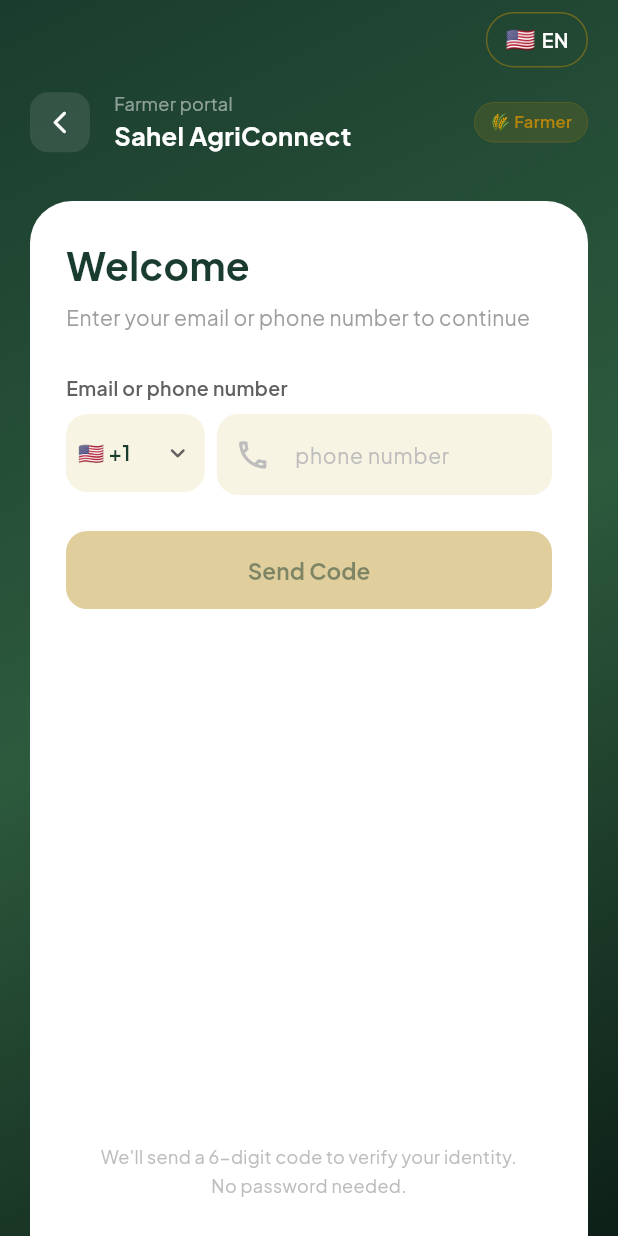
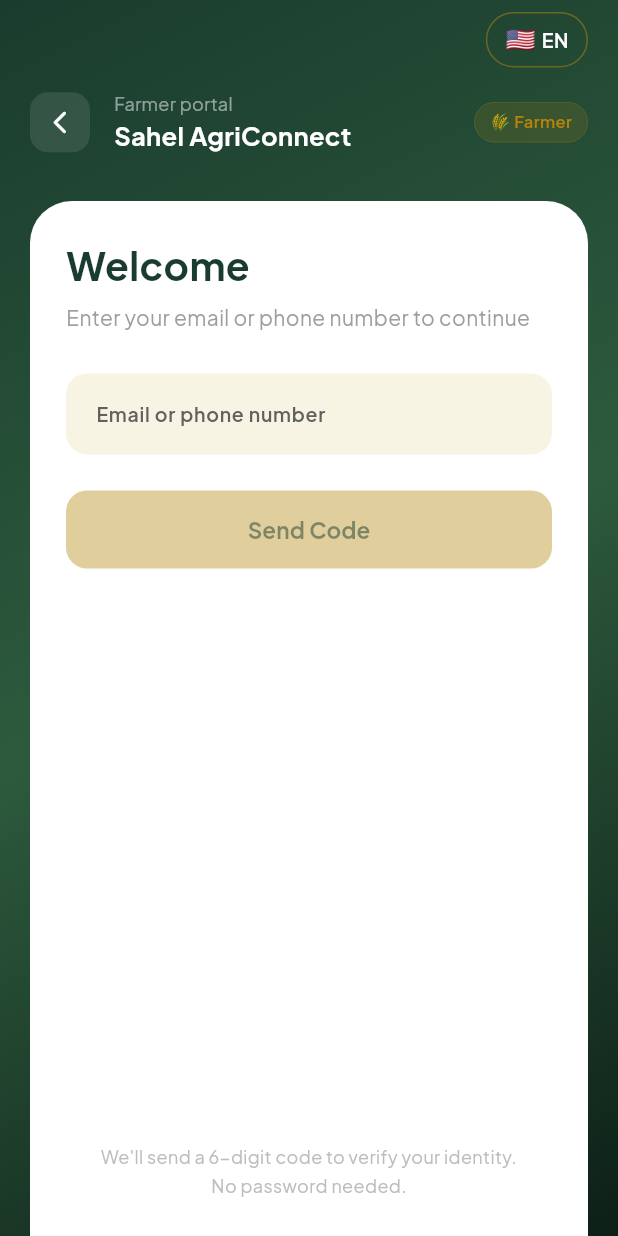
Before and after one commit to DjiguiCorp/sahel-agriconnect, a Flutter app: the FarmerAuthScreen screen opened by its route, on a phone screen of 412 x 824 dp. Run offline on Flutter 3.47's test engine with Material 3 defaults, Android fonts, the phone set to English and light mode, and no system bars; our stand-ins replace connectivity_plus, dio, firebase_core, firebase_messaging, flutter_animate, flutter_local_notifications and 8 more; accounts and stored records are empty.

Commit message:
fix: unified email/phone input field on login and farmer auth screens
Co-authored-by: Cursor <cursoragent@cursor.com>

```diff
--- a/flutter-app/lib/screens/auth/farmer_auth_screen.dart
+++ b/flutter-app/lib/screens/auth/farmer_auth_screen.dart
@@ -24,7 +24,7 @@ class FarmerAuthScreen extends StatefulWidget {
 class _FarmerAuthScreenState extends State<FarmerAuthScreen> {
   FarmerAuthStep _step = FarmerAuthStep.identity;
 
-  final _emailCtrl = TextEditingController();
+  final _contactController = TextEditingController();
 
   final List<TextEditingController> _otpCtrl =
       List.generate(6, (_) => TextEditingController());
@@ -39,12 +39,14 @@ class _FarmerAuthScreenState extends State<FarmerAuthScreen> {
   bool _loading = false;
   String _error = '';
   String _countryPrefix = '+223';
-  String _selectedPhoneCountryCode = 'ML';
   String? _verificationId;
   String? _accountStatusMessage;
 
   Timer? _resendTimer;
   int _resendSeconds = 45;
+
+  TextInputType _keyboardType = TextInputType.emailAddress;
+  bool _isEmail = false;
 
   String _savedEmail = '';
   String _savedName = '';
@@ -78,7 +80,7 @@ class _FarmerAuthScreenState extends State<FarmerAuthScreen> {
   @override
   void initState() {
     super.initState();
-    _emailCtrl.addListener(_onContactChanged);
+    _contactController.addListener(_onContactChanged);
     _detectCountry();
     _checkSavedSession();
   }
@@ -91,22 +93,13 @@ class _FarmerAuthScreenState extends State<FarmerAuthScreen> {
           ? phonePrefixForCountryCode(countryCode)
           : phonePrefixForCountryCode('ML');
       setState(() {
-        _selectedPhoneCountryCode = option.countryCode;
         _countryPrefix = option.prefix;
       });
     } catch (_) {
       setState(() {
-        _selectedPhoneCountryCode = 'ML';
         _countryPrefix = '+223';
       });
     }
-  }
-
-  void _onPhonePrefixChanged(PhonePrefixOption option) {
-    setState(() {
-      _selectedPhoneCountryCode = option.countryCode;
-      _countryPrefix = option.prefix;
-    });
   }
 
   void _onContactChanged() {
@@ -128,21 +121,30 @@ class _FarmerAuthScreenState extends State<FarmerAuthScreen> {
       _savedName = name ?? '';
       _checkingSession = false;
       if (_savedEmail.isNotEmpty) {
-        _emailCtrl.text = _savedEmail;
+        _contactController.text = _savedEmail;
+        _isEmail = _savedEmail.contains('@');
+        _keyboardType = _isEmail
+            ? TextInputType.emailAddress
+            : TextInputType.phone;
       }
     });
   }
 
-  bool get _inputValid {
-    if (_contact.isEmpty) return false;
-    return _contactIsEmail ? _isValidEmail(_contact) : _isValidPhone(_contact);
+  bool get _isValidContact {
+    final value = _contactController.text.trim();
+    if (value.isEmpty) return false;
+    if (value.contains('@')) {
+      return RegExp(r'^[^@]+@[^@]+\.[^@]+$').hasMatch(value);
+    }
+    final digits = value.replaceAll(RegExp(r'[\s\-\(\)]'), '');
+    return digits.length >= 6 && digits.length <= 15;
   }
 
   @override
   void dispose() {
     _resendTimer?.cancel();
-    _emailCtrl.removeListener(_onContactChanged);
-    _emailCtrl.dispose();
+    _contactController.removeListener(_onContactChanged);
+    _contactController.dispose();
     for (final c in _otpCtrl) {
       c.dispose();
     }
@@ -156,20 +158,9 @@ class _FarmerAuthScreenState extends State<FarmerAuthScreen> {
 
   String get _otpCode => _otpCtrl.map((c) => c.text).join();
 
-  String get _contact => _emailCtrl.text.trim();
+  String get _contact => _contactController.text.trim();
 
   bool get _contactIsEmail => _contact.contains('@');
-
-  bool _isValidEmail(String value) {
-    return RegExp(r'^[^\s@]+@[^\s@]+\.[^\s@]+$').hasMatch(value.trim());
-  }
-
-  bool _isValidPhone(String value) {
-    final normalized = value.replaceAll(RegExp(r'[\s\-().]'), '');
-    if (!normalized.startsWith('+')) return false;
-    final digits = normalized.substring(1);
-    return RegExp(r'^\d{8,15}$').hasMatch(digits);
-  }
 
   String _maskedDestination(String contact) {
     if (_contactIsEmail) {
@@ -230,14 +221,14 @@ class _FarmerAuthScreenState extends State<FarmerAuthScreen> {
   }
 
   Future<Map<String, dynamic>> _sendOtpApi() async {
-    final isEmail = _contact.contains('@');
-    final formattedContact = isEmail
-        ? _contact
-        : '$_countryPrefix${_contact.replaceAll(RegExp(r'^\+'), '')}';
+    final contact = _contactController.text.trim();
+    final formattedContact = contact.contains('@')
+        ? contact
+        : '$_countryPrefix${contact.replaceAll(RegExp(r'^0+'), '')}';
     final body = <String, dynamic>{
       'purpose': 'login',
-      if (isEmail) 'email': formattedContact.toLowerCase(),
-      if (!isEmail) 'phone': formattedContact,
+      if (contact.contains('@')) 'email': formattedContact.toLowerCase(),
+      if (!contact.contains('@')) 'phone': formattedContact,
     };
     try {
       final res = await ApiService.post('/api/auth/send-otp', body);
@@ -326,7 +317,7 @@ class _FarmerAuthScreenState extends State<FarmerAuthScreen> {
 
   Future<void> _sendCode() async {
     final lp = context.read<LanguageProvider>();
-    if (!_inputValid) {
+    if (!_isValidContact) {
       setState(() => _error = lp.t(
             'Please enter a valid email or phone number',
             'Veuillez entrer un email ou un numéro de téléphone valide',
@@ -854,7 +845,9 @@ class _FarmerAuthScreenState extends State<FarmerAuthScreen> {
             onPressed: () => setState(() {
               _savedName = '';
               _savedEmail = '';
-              _emailCtrl.clear();
+              _contactController.clear();
+              _isEmail = false;
+              _keyboardType = TextInputType.emailAddress;
             }),
             style: TextButton.styleFrom(
               padding: EdgeInsets.zero,
@@ -888,31 +881,33 @@ class _FarmerAuthScreenState extends State<FarmerAuthScreen> {
           ),
         ],
         const SizedBox(height: 28),
-        Text(
-          lp.t('Email or phone number', 'Email ou numéro de téléphone'),
-          style: TextStyle(
+        ValueListenableBuilder<TextEditingValue>(
+          valueListenable: _contactController,
+          builder: (context, value, _) {
+            return TextFormField(
+              controller: _contactController,
+              keyboardType: _keyboardType,
+              autocorrect: false,
+              enableSuggestions: false,
+              style: const TextStyle(fontSize: 15, color: Color(0xFF1a3c2e)),
+              textInputAction: TextInputAction.done,
+              onFieldSubmitted: (_) {
+                if (_isValidContact && !_loading) _sendCode();
+              },
+              decoration: InputDecoration(
+                hintText: _isEmail
+                    ? lp.t('email@example.com', 'email@exemple.com')
+                    : '$_countryPrefix  •  ${lp.t('phone number', 'numéro de téléphone')}',
+                labelText: lp.t(
+                  'Email or phone number',
+                  'Email ou numéro de téléphone',
+                ),
+                hintStyle: TextStyle(color: Colors.grey[400], fontSize: 14),
+                labelStyle: TextStyle(
+                  color: Colors.grey[700],
                   fontSize: 13,
                   fontWeight: FontWeight.w600,
-            color: Colors.grey[700],
                 ),
-        ),
-        const SizedBox(height: 8),
-        ValueListenableBuilder<TextEditingValue>(
-          valueListenable: _emailCtrl,
-          builder: (context, value, _) {
-            final isEmail = value.text.contains('@');
-            if (isEmail) {
-              return TextField(
-                controller: _emailCtrl,
-                keyboardType: TextInputType.emailAddress,
-                textInputAction: TextInputAction.done,
-                onSubmitted: (_) {
-                  if (_inputValid && !_loading) _sendCode();
-                },
-                style: const TextStyle(fontSize: 15, color: Color(0xFF1a3c2e)),
-                decoration: InputDecoration(
-                  hintText: lp.t('your@email.com', 'votre@email.com'),
-                  hintStyle: TextStyle(color: Colors.grey[400], fontSize: 14),
                 filled: true,
                 fillColor: const Color(0xFFF8F4E3),
                 border: OutlineInputBorder(
@@ -926,65 +921,31 @@ class _FarmerAuthScreenState extends State<FarmerAuthScreen> {
                     width: 1.5,
                   ),
                 ),
-                  prefixIcon: Icon(
-                    Icons.alternate_email_rounded,
-                    color: Colors.grey[400],
-                  ),
+                suffixIcon: value.text.isNotEmpty
+                    ? IconButton(
+                        icon: const Icon(Icons.clear, color: Colors.white54),
+                        onPressed: () {
+                          _contactController.clear();
+                          setState(() {
+                            _isEmail = false;
+                            _keyboardType = TextInputType.emailAddress;
+                          });
+                        },
+                      )
+                    : null,
                 contentPadding: const EdgeInsets.symmetric(
                   horizontal: 16,
                   vertical: 16,
                 ),
               ),
-              );
-            }
-            return Row(
-              crossAxisAlignment: CrossAxisAlignment.start,
-              children: [
-                PhonePrefixDropdown(
-                  selectedCountryCode: _selectedPhoneCountryCode,
-                  onChanged: _onPhonePrefixChanged,
-                ),
-                const SizedBox(width: 8),
-                Expanded(
-                  child: TextField(
-                    controller: _emailCtrl,
-                    keyboardType: TextInputType.phone,
-                    textInputAction: TextInputAction.done,
-                    onSubmitted: (_) {
-                      if (_inputValid && !_loading) _sendCode();
+              onChanged: (val) {
+                setState(() {
+                  _isEmail = val.contains('@');
+                  _keyboardType = _isEmail
+                      ? TextInputType.emailAddress
+                      : TextInputType.phone;
+                });
               },
-                    style: const TextStyle(
-                      fontSize: 15,
-                      color: Color(0xFF1a3c2e),
-                    ),
-                    decoration: InputDecoration(
-                      hintText: lp.t('phone number', 'numéro de téléphone'),
-                      hintStyle: TextStyle(color: Colors.grey[400], fontSize: 14),
-                      filled: true,
-                      fillColor: const Color(0xFFF8F4E3),
-                      border: OutlineInputBorder(
-                        borderRadius: BorderRadius.circular(14),
-                        borderSide: BorderSide.none,
-                      ),
-                      focusedBorder: OutlineInputBorder(
-                        borderRadius: BorderRadius.circular(14),
-                        borderSide: const BorderSide(
-                          color: Color(0xFF1a3c2e),
-                          width: 1.5,
-                        ),
-                      ),
-                      prefixIcon: Icon(
-                        Icons.phone_outlined,
-                        color: Colors.grey[400],
-                      ),
-                      contentPadding: const EdgeInsets.symmetric(
-                        horizontal: 16,
-                        vertical: 16,
-                      ),
-                    ),
-                  ),
-                ),
-              ],
             );
           },
         ),
@@ -997,7 +958,7 @@ class _FarmerAuthScreenState extends State<FarmerAuthScreen> {
           width: double.infinity,
           height: 52,
           child: ElevatedButton(
-            onPressed: _loading || !_inputValid ? null : _sendCode,
+            onPressed: _loading || !_isValidContact ? null : _sendCode,
             style: ElevatedButton.styleFrom(
               backgroundColor: AppColors.gold,
               foregroundColor: AppColors.forestGreen,
```
Also changed, not shown: flutter-app/lib/screens/auth/login_screen.dart (+69 -87 lines). Lines whose indentation alone changed are shown as unchanged.
